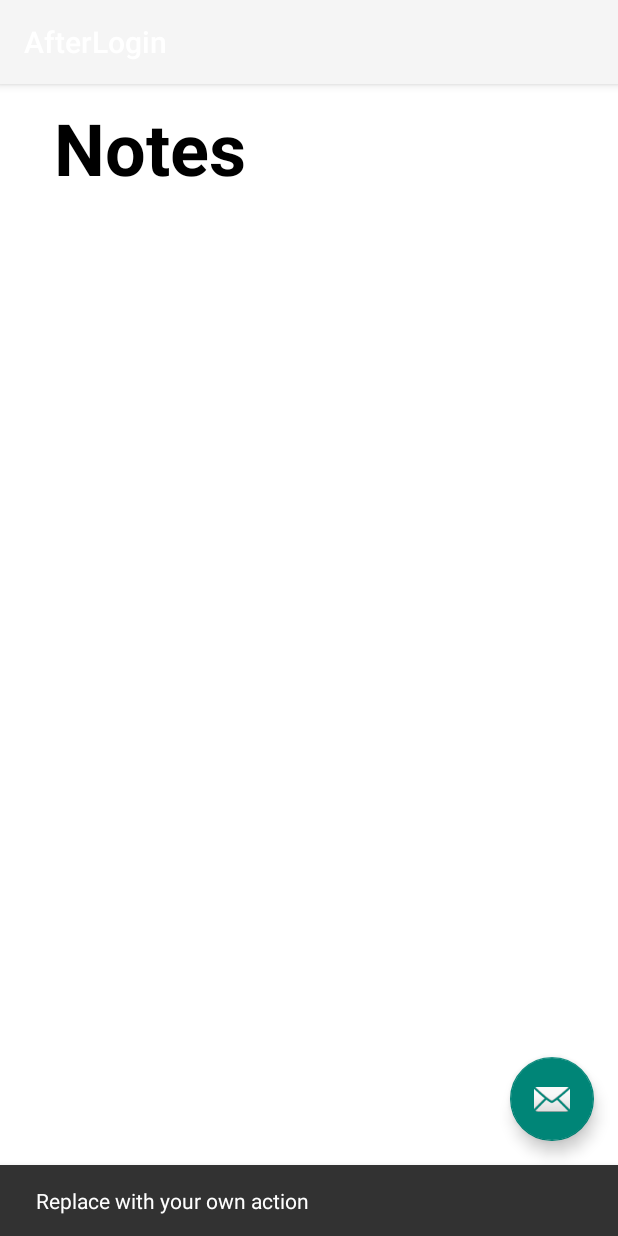
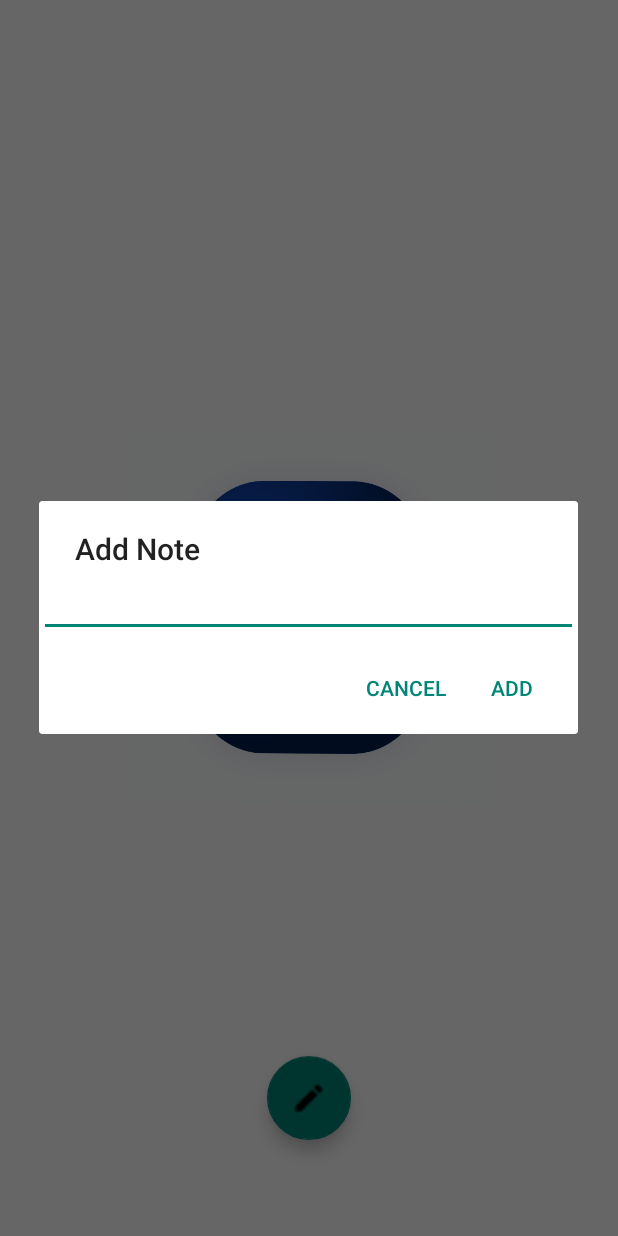
Before and after one commit to abhay007kr/Notes_App, an Android app: the AfterLogin screen opened directly, with no data from a screen before it, after a tap on an icon or button, on a phone screen of 412 x 824 dp. Run offline under Robolectric (Android 15) with nearby library versions, the phone set to English and light mode, and no system bars; our stand-ins replace Firebase (no records; nobody signed in at launch, a user with empty details on screens opened directly).

```diff
--- a/app/src/main/AndroidManifest.xml
+++ b/app/src/main/AndroidManifest.xml
@@ -11,11 +11,8 @@
         android:roundIcon="@mipmap/ic_launcher_round"
         android:supportsRtl="true"
         android:theme="@style/AppTheme.Launcher">
+        <activity android:name=".AfterLogin"></activity>
         <activity android:name=".PasswordReset" />
-        <activity
-            android:name=".AfterLogin"
-            android:label="@string/title_activity_after_login"
-            android:theme="@style/AppTheme.Launcher.NoActionBar" />
         <activity android:name=".RegActivity" />
         <activity android:name=".MainActivity">
             <intent-filter>
--- a/app/src/main/java/com/example/notes/AfterLogin.java
+++ b/app/src/main/java/com/example/notes/AfterLogin.java
@@ -1,32 +1,121 @@
-package com.example.notes;
+ package com.example.notes;
 
+
+import android.content.DialogInterface;
 import android.os.Bundle;
-
+import android.util.Log;
+import android.view.View;
+import android.widget.EditText;
+import android.widget.Toast;
+import androidx.annotation.NonNull;
+import androidx.appcompat.app.AlertDialog;
+import androidx.appcompat.app.AppCompatActivity;
+import androidx.recyclerview.widget.DividerItemDecoration;
+import androidx.recyclerview.widget.RecyclerView;
+import com.firebase.ui.firestore.FirestoreRecyclerOptions;
+import com.google.android.gms.tasks.OnFailureListener;
+import com.google.android.gms.tasks.OnSuccessListener;
 import com.google.android.material.floatingactionbutton.FloatingActionButton;
-import com.google.android.material.snackbar.Snackbar;
-
-import androidx.appcompat.app.AppCompatActivity;
-import androidx.appcompat.widget.Toolbar;
-
-import android.view.View;
-
-public class AfterLogin extends AppCompatActivity {
+import com.google.firebase.Timestamp;
+import com.google.firebase.auth.FirebaseAuth;
+import com.google.firebase.auth.FirebaseUser;
+import com.google.firebase.firestore.DocumentReference;
+import com.google.firebase.firestore.FirebaseFirestore;
+import com.google.firebase.firestore.Query;
+import java.util.Date;
+public class AfterLogin extends AppCompatActivity implements FirebaseAuth.AuthStateListener {
+    private static final String TAG = "MainActivity";
+    RecyclerView recyclerView;
+    NotesRecyclerAdapter notesRecyclerAdapter;
 
     @Override
     protected void onCreate(Bundle savedInstanceState) {
         super.onCreate(savedInstanceState);
         setContentView(R.layout.activity_after_login);
-        Toolbar toolbar = findViewById(R.id.toolbar);
-        setSupportActionBar(toolbar);
+        recyclerView = findViewById(R.id.recyclerView);
+        recyclerView.addItemDecoration(new DividerItemDecoration(this, DividerItemDecoration.VERTICAL));
+
+
+        initRecyclerView(FirebaseAuth.getInstance().getCurrentUser());
 
         FloatingActionButton fab = findViewById(R.id.fab);
         fab.setOnClickListener(new View.OnClickListener() {
             @Override
             public void onClick(View view) {
-                Snackbar.make(view, "Replace with your own action", Snackbar.LENGTH_LONG)
-                        .setAction("Action", null).show();
+
+                showAlertDialog();
+
             }
         });
     }
+    @Override
+    protected void onStart() {
+        super.onStart();
+        FirebaseAuth.getInstance().addAuthStateListener(this);
+    }
+    @Override
+    protected void onStop() {
+        super.onStop();
+        FirebaseAuth.getInstance().removeAuthStateListener(AfterLogin.this);
+        if (notesRecyclerAdapter != null) {
+            notesRecyclerAdapter.stopListening();
+        }
+    }
+        //Initialising Recycler view using query firebase
+    public  void initRecyclerView(FirebaseUser user) {
+        Query query = FirebaseFirestore.getInstance()
+                .collection("notes")
+                .whereEqualTo("userId", user.getUid())
+                .orderBy("completed", Query.Direction.ASCENDING)
+                .orderBy("created", Query.Direction.DESCENDING);
+        FirestoreRecyclerOptions<Note> options = new FirestoreRecyclerOptions.Builder<Note>()
+                .setQuery(query, Note.class)
+                .build();
+        notesRecyclerAdapter = new NotesRecyclerAdapter(options);
+        recyclerView.setAdapter(notesRecyclerAdapter);
+        notesRecyclerAdapter.startListening();
+    }
 
-}
+    private void showAlertDialog() {
+        final EditText noteEditText = new EditText(this);
+        new AlertDialog.Builder(this)
+                .setTitle("Add Note")
+                .setView(noteEditText)
+                .setPositiveButton("Add", new DialogInterface.OnClickListener() {
+                    @Override
+                    public void onClick(DialogInterface dialogInterface, int i) {
+                        Log.d(TAG, "onClick: " + noteEditText.getText());
+                        if (!noteEditText.getText().toString().isEmpty())
+                        addNote(noteEditText.getText().toString());
+                        else
+                            Toast.makeText(AfterLogin.this,"Fields Empty !! Failed to add",Toast.LENGTH_LONG).show();
+                    }
+                })
+                .setNegativeButton("Cancel", null)
+                .show();
+    }
+
+    private void addNote(final String text) {
+        String userId = FirebaseAuth.getInstance().getCurrentUser().getUid();
+        Note note = new Note(text, false, new Timestamp(new Date()), userId);
+        FirebaseFirestore.getInstance()
+                .collection("notes")
+                .add(note)
+                .addOnSuccessListener(new OnSuccessListener<DocumentReference>() {
+                    @Override
+                    public void onSuccess(DocumentReference documentReference) {
+                        Log.d(TAG, "onSuccess: Succesfully added the note...");
+                    }
+                })
+                .addOnFailureListener(new OnFailureListener() {
+                    @Override
+                    public void onFailure(@NonNull Exception e) {
+                        Log.e(TAG, "onFailure: " + e.getLocalizedMessage());
+                        Toast.makeText(AfterLogin.this, e.getLocalizedMessage(), Toast.LENGTH_SHORT).show();
+                    }
+                });
+    }
+    @Override
+    public void onAuthStateChanged(@NonNull FirebaseAuth firebaseAuth) {
+    }
+} // end of class
--- a/app/src/main/java/com/example/notes/MainActivity.java
+++ b/app/src/main/java/com/example/notes/MainActivity.java
@@ -26,7 +26,6 @@ public class MainActivity extends AppCompatActivity {
     private ProgressBar progressBar;
     private Button btnLogin ;
     TextView passwordReset;
-
     @Override
     protected void onCreate(Bundle savedInstanceState) {
 
--- a/app/src/main/java/com/example/notes/RegActivity.java
+++ b/app/src/main/java/com/example/notes/RegActivity.java
@@ -23,7 +23,8 @@ public class RegActivity extends AppCompatActivity {
     private EditText inputName, inputEmail, inputPassword;
     private Button btnSignUp ;
     private ProgressBar progressBar;
-    private FirebaseAuth auth;          //provided by firebase for email-password Verification
+    private FirebaseAuth auth;  //provided by firebase for email-password Verification
+
 
     @Override
     protected void onCreate(Bundle savedInstanceState) {
--- a/app/src/main/res/layout/activity_after_login.xml
+++ b/app/src/main/res/layout/activity_after_login.xml
@@ -1,33 +1,34 @@
 <?xml version="1.0" encoding="utf-8"?>
-<androidx.coordinatorlayout.widget.CoordinatorLayout xmlns:android="http://schemas.android.com/apk/res/android"
+<androidx.constraintlayout.widget.ConstraintLayout xmlns:android="http://schemas.android.com/apk/res/android"
     xmlns:app="http://schemas.android.com/apk/res-auto"
     xmlns:tools="http://schemas.android.com/tools"
     android:layout_width="match_parent"
     android:layout_height="match_parent"
+    app:layout_behavior="@string/appbar_scrolling_view_behavior"
     tools:context=".AfterLogin">
 
-    <com.google.android.material.appbar.AppBarLayout
-        android:layout_width="match_parent"
-        android:layout_height="wrap_content"
-        android:theme="@style/AppTheme.Launcher.AppBarOverlay">
-
-        <androidx.appcompat.widget.Toolbar
-            android:id="@+id/toolbar"
-            android:layout_width="match_parent"
-            android:layout_height="?attr/actionBarSize"
-            android:background="?attr/colorPrimary"
-            app:popupTheme="@style/AppTheme.Launcher.PopupOverlay" />
-
-    </com.google.android.material.appbar.AppBarLayout>
-
-    <include layout="@layout/content_after_login" />
+    <androidx.recyclerview.widget.RecyclerView
+        android:id="@+id/recyclerView"
+        android:layout_width="0dp"
+        android:layout_height="0dp"
+        app:layoutManager="androidx.recyclerview.widget.LinearLayoutManager"
+        app:layout_constraintBottom_toBottomOf="parent"
+        app:layout_constraintEnd_toEndOf="parent"
+        app:layout_constraintHorizontal_bias="0.0"
+        app:layout_constraintStart_toStartOf="parent"
+        app:layout_constraintTop_toTopOf="parent"
+        app:layout_constraintVertical_bias="1.0" />
 
     <com.google.android.material.floatingactionbutton.FloatingActionButton
         android:id="@+id/fab"
         android:layout_width="wrap_content"
         android:layout_height="wrap_content"
         android:layout_gravity="bottom|end"
-        android:layout_margin="@dimen/fab_margin"
-        app:srcCompat="@android:drawable/ic_dialog_email" />
+        android:layout_marginBottom="64dp"
+        android:src="@drawable/create"
+        app:layout_constraintBottom_toBottomOf="parent"
+        app:layout_constraintEnd_toEndOf="parent"
+        app:layout_constraintStart_toStartOf="parent" />
 
-</androidx.coordinatorlayout.widget.CoordinatorLayout>
+
+</androidx.constraintlayout.widget.ConstraintLayout>
--- a/app/src/main/res/layout/content_after_login.xml
+++ /dev/null
@@ -1,22 +0,0 @@
-<?xml version="1.0" encoding="utf-8"?>
-<LinearLayout xmlns:android="http://schemas.android.com/apk/res/android"
-    xmlns:app="http://schemas.android.com/apk/res-auto"
-    xmlns:tools="http://schemas.android.com/tools"
-    android:layout_width="match_parent"
-    android:layout_height="match_parent"
-    app:layout_behavior="@string/appbar_scrolling_view_behavior"
-    tools:context=".AfterLogin"
-    android:background="#ffffff"
-    tools:showIn="@layout/activity_after_login">
-
-    <TextView
-        android:layout_width="wrap_content"
-        android:layout_height="wrap_content"
-        android:text="Notes"
-        android:textSize="48sp"
-        android:textStyle="bold"
-        android:layout_marginLeft="36dp"
-        android:layout_marginTop="10dp"
-        android:textColor="#000000" />
-
-</LinearLayout>
--- a/app/src/main/res/values/styles.xml
+++ b/app/src/main/res/values/styles.xml
@@ -22,4 +22,5 @@
 
     <style name="AppTheme.Launcher.PopupOverlay" parent="ThemeOverlay.AppCompat.Light" />
 
+
 </resources>
--- a/build.gradle
+++ b/build.gradle
@@ -4,6 +4,8 @@ buildscript {
     repositories {
         google()
         jcenter()
+        maven {
+            url "https://maven.google.com" }        //For using Firebase store Services
 
     }
     dependencies {
@@ -19,6 +21,8 @@ allprojects {
     repositories {
         google()
         jcenter()
+        maven {
+            url "https://maven.google.com" }            //for using Firebase Store services
 
     }
 }
```
Also changed, not shown: app/build.gradle (+9 -3 lines), app/src/main/java/com/example/notes/Note.java (added, +63 -0 lines), app/src/main/java/com/example/notes/NotesRecyclerAdapter.java (added, +89 -0 lines), app/src/main/res/layout/staggered.xml (added, +46 -0 lines), app/src/main/res/drawable-v24/editorfab.png (added), app/src/main/res/drawable-v24/reload.png (added), app/src/main/res/drawable/create.png (added).
